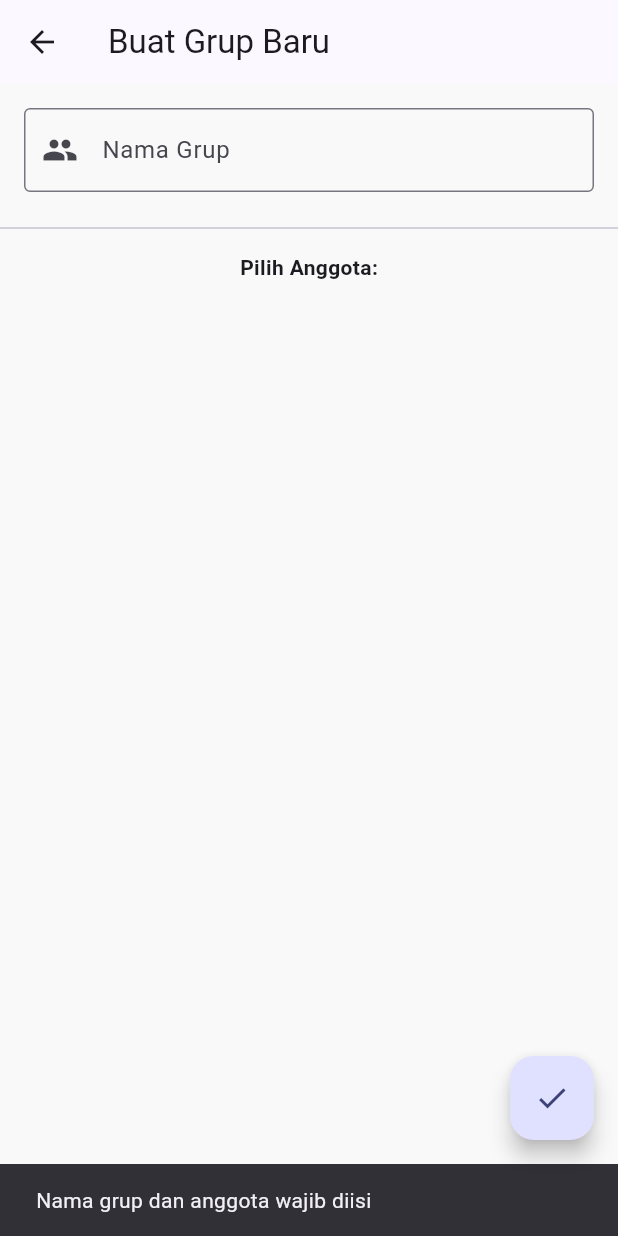
After one commit to JonathanLukasW/ppb_journey_app, a Flutter app: the CreateGroupScreen screen opened directly, after a tap on the "check" icon, on a phone screen of 412 x 824 dp. The commit adds this screen. Run offline on Flutter 3.47's test engine with Material 3 defaults, Android fonts, the phone set to English and light mode, and no system bars; our stand-ins replace flutter_dotenv, image_picker, supabase_flutter; accounts and stored records are empty; network calls fail; Roboto replaces fonts that are missing (Poppins).

Commit message:
menambah fitur group chat berdasarkan trip yang dilakukan

```diff
--- a/lib/screens/chats/chat_screen.dart
+++ b/lib/screens/chats/chat_screen.dart
@@ -1,5 +1,4 @@
 import 'package:flutter/material.dart';
-import 'package:flutter/widgets.dart';
 import 'package:ppb_journey_app/models/messages.dart';
 import 'package:ppb_journey_app/services/chat_service.dart';
 
@@ -47,7 +46,6 @@ class _ChatScreenState extends State<ChatScreen> {
           widget.friendName,
           style: TextStyle(fontWeight: FontWeight.bold),
         ),
-
       ),
       body: Column(
         children: [
--- /dev/null
+++ b/lib/screens/chats/create_group_screen.dart
@@ -0,0 +1,121 @@
+import 'package:flutter/material.dart';
+import 'package:ppb_journey_app/models/friends.dart';
+import 'package:ppb_journey_app/services/friend_service.dart';
+import 'package:ppb_journey_app/services/group_service.dart';
+
+class CreateGroupScreen extends StatefulWidget {
+  const CreateGroupScreen({super.key});
+
+  @override
+  State<CreateGroupScreen> createState() => _CreateGroupScreenState();
+}
+
+class _CreateGroupScreenState extends State<CreateGroupScreen> {
+  final TextEditingController _nameController = TextEditingController();
+  final FriendService _friendService = FriendService();
+  final GroupService _groupService = GroupService();
+
+  List<Friends> _friends = [];
+  final Set<String> _selectedIds = {};
+  bool _isLoading = false;
+
+  @override
+  void initState() {
+    super.initState();
+    _loadFriends();
+  }
+
+  void _loadFriends() async {
+    final data = await _friendService.getFriendList();
+    setState(() => _friends = data);
+  }
+
+  void _createGroup() async {
+    if (_nameController.text.isEmpty || _selectedIds.isEmpty) {
+      ScaffoldMessenger.of(context).showSnackBar(
+        const SnackBar(content: Text("Nama grup dan anggota wajib diisi")),
+      );
+      return;
+    }
+
+    setState(() => _isLoading = true);
+    try {
+      await _groupService.createGroup(
+        _nameController.text,
+        _selectedIds.toList(),
+      );
+      if (mounted) {
+        Navigator.pop(context);
+        ScaffoldMessenger.of(
+          context,
+        ).showSnackBar(const SnackBar(content: Text("Grup berhasil dibuat!")));
+      }
+    } catch (e) {
+      ScaffoldMessenger.of(
+        context,
+      ).showSnackBar(SnackBar(content: Text("Gagal: $e")));
+    } finally {
+      setState(() => _isLoading = false);
+    }
+  }
+
+  @override
+  Widget build(BuildContext context) {
+    return Scaffold(
+      appBar: AppBar(title: const Text("Buat Grup Baru")),
+      floatingActionButton: FloatingActionButton(
+        onPressed: _isLoading ? null : _createGroup,
+        child: _isLoading
+            ? const CircularProgressIndicator(color: Colors.white)
+            : const Icon(Icons.check),
+      ),
+      body: Column(
+        children: [
+          Padding(
+            padding: const EdgeInsets.all(16.0),
+            child: TextField(
+              controller: _nameController,
+              decoration: const InputDecoration(
+                labelText: "Nama Grup",
+                border: OutlineInputBorder(),
+                prefixIcon: Icon(Icons.group),
+              ),
+            ),
+          ),
+          const Divider(),
+          const Padding(
+            padding: EdgeInsets.all(8.0),
+            child: Text(
+              "Pilih Anggota:",
+              style: TextStyle(fontWeight: FontWeight.bold),
+            ),
+          ),
+          Expanded(
+            child: ListView.builder(
+              itemCount: _friends.length,
+              itemBuilder: (context, index) {
+                final friend = _friends[index];
+                final isSelected = _selectedIds.contains(friend.id);
+
+                return CheckboxListTile(
+                  value: isSelected,
+                  title: Text(friend.username),
+                  secondary: CircleAvatar(child: Text(friend.username[0])),
+                  onChanged: (bool? value) {
+                    setState(() {
+                      if (value == true) {
+                        _selectedIds.add(friend.id);
+                      } else {
+                        _selectedIds.remove(friend.id);
+                      }
+                    });
+                  },
+                );
+              },
+            ),
+          ),
+        ],
+      ),
+    );
+  }
+}
```
Also changed, not shown: lib/models/chat_preview.dart (added, +17 -0 lines), lib/screens/chats/chat_list_screen.dart (+148 -60 lines), lib/screens/chats/group_chat_screen.dart (added, +245 -0 lines), lib/services/group_service.dart (added, +104 -0 lines).
